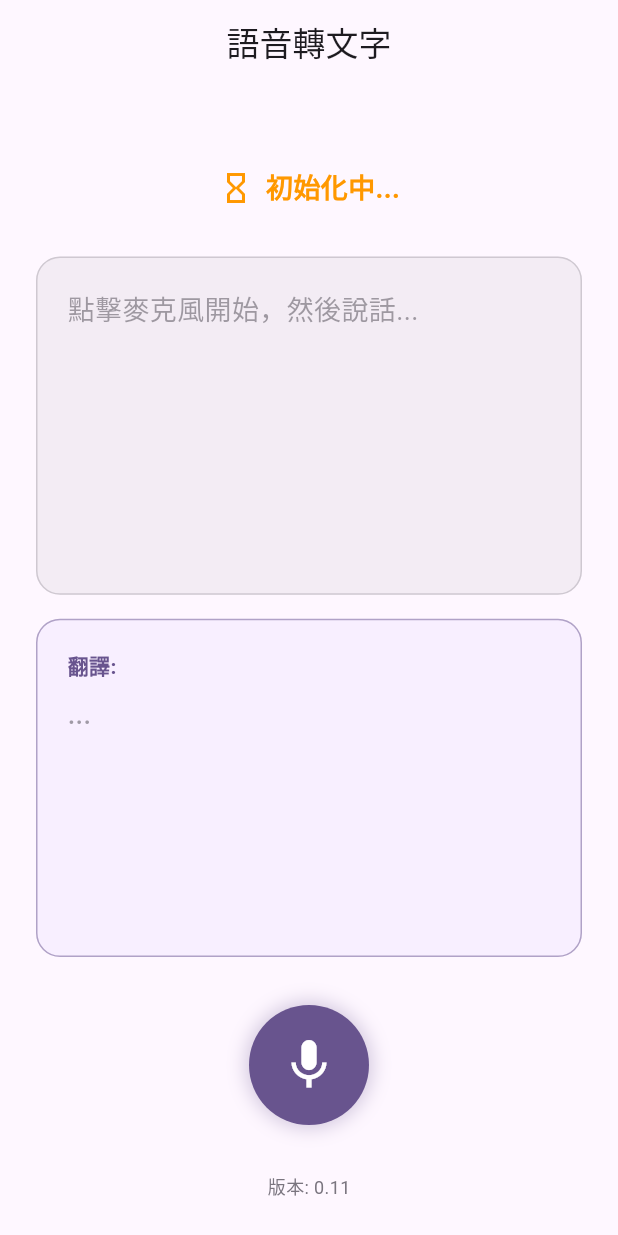
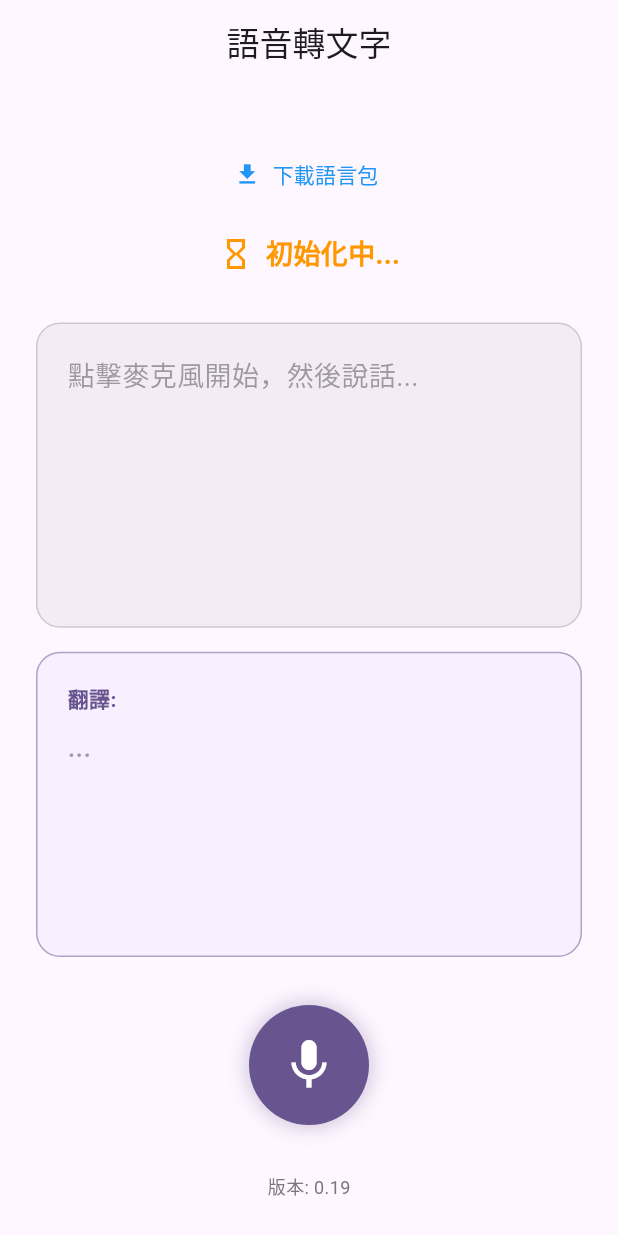
Before and after one commit to brianshih04/flutter_stt_app, a Flutter app: the first screen one second after launch, on a phone screen of 412 x 824 dp. Run offline on Flutter 3.47's test engine with Material 3 defaults, Android fonts, the phone set to English and light mode, and no system bars; our stand-ins replace equatable, flutter_bloc, permission_handler; missing offline and left inert: google_mlkit_translation.

Commit message:
v0.19: Add language pack download button, fix speech recognition language handling

```diff
--- a/lib/bloc/stt_event.dart
+++ b/lib/bloc/stt_event.dart
@@ -51,3 +51,7 @@ class UpdateTranscription extends SttEvent {
   @override
   List<Object?> get props => [text, isFinal];
 }
+
+class OpenLanguageSettings extends SttEvent {
+  const OpenLanguageSettings();
+}
--- a/lib/constants/languages.dart
+++ b/lib/constants/languages.dart
@@ -16,37 +16,37 @@ class Languages {
   static const traditionalChinese = SupportedLanguage(
     code: 'zh-TW',
     displayName: '繁體中文',
-    localeId: 'zh_TW',
+    localeId: 'zh-TW',
   );
 
   static const english = SupportedLanguage(
     code: 'en-US',
     displayName: 'English (US)',
-    localeId: 'en_US',
+    localeId: 'en-US',
   );
 
   static const japanese = SupportedLanguage(
     code: 'ja-JP',
     displayName: '日本語',
-    localeId: 'ja_JP',
+    localeId: 'ja-JP',
   );
 
   static const russian = SupportedLanguage(
     code: 'ru-RU',
     displayName: 'Русский',
-    localeId: 'ru_RU',
+    localeId: 'ru-RU',
   );
 
   static const thai = SupportedLanguage(
     code: 'th-TH',
     displayName: 'ไทย',
-    localeId: 'th_TH',
+    localeId: 'th-TH',
   );
 
   static const indonesian = SupportedLanguage(
     code: 'id-ID',
     displayName: 'Bahasa Indonesia',
-    localeId: 'id_ID',
+    localeId: 'id-ID',
   );
 
   static const List<SupportedLanguage> all = [
--- a/lib/screens/stt_screen.dart
+++ b/lib/screens/stt_screen.dart
@@ -8,7 +8,7 @@ import '../widgets/recording_button.dart';
 import '../constants/languages.dart';
 import 'package:permission_handler/permission_handler.dart';
 
-const String appVersion = '0.11';
+const String appVersion = '0.19';
 
 class SttScreen extends StatefulWidget {
   const SttScreen({super.key});
@@ -108,7 +108,21 @@ class _SttScreenState extends State<SttScreen> {
                       ],
                     ),
 
-                  const SizedBox(height: 32),
+                  const SizedBox(height: 12),
+
+                  // Download Language Pack Button — always visible
+                  TextButton.icon(
+                    onPressed: () {
+                      context.read<SttBloc>().add(const OpenLanguageSettings());
+                    },
+                    icon: const Icon(Icons.download, size: 18),
+                    label: const Text('下載語言包'),
+                    style: TextButton.styleFrom(
+                      foregroundColor: Colors.blue,
+                    ),
+                  ),
+
+                  const SizedBox(height: 16),
 
                   // Status Indicator
                   _buildStatusIndicator(state),
@@ -237,7 +251,9 @@ class _SttScreenState extends State<SttScreen> {
         if (state is SttError || state is SttPermissionDenied)
           Padding(
             padding: const EdgeInsets.only(top: 12.0),
-            child: Row(
+            child: Column(
+              children: [
+                Row(
                   mainAxisAlignment: MainAxisAlignment.center,
                   children: [
                     ElevatedButton.icon(
@@ -263,6 +279,30 @@ class _SttScreenState extends State<SttScreen> {
                         ),
                       ),
                     ],
+                  ],
+                ),
+                if (state is SttError &&
+                    (state.message.contains('language_unavailable') ||
+                        state.message.contains('語言模型未下載') ||
+                        state.message
+                            .contains('error_language_not_supported') ||
+                        state.message.contains('不支援此語言')))
+                  Padding(
+                    padding: const EdgeInsets.only(top: 8.0),
+                    child: ElevatedButton.icon(
+                      onPressed: () {
+                        context
+                            .read<SttBloc>()
+                            .add(const OpenLanguageSettings());
+                      },
+                      icon: const Icon(Icons.download),
+                      label: const Text('下載語言包'),
+                      style: ElevatedButton.styleFrom(
+                        backgroundColor: Colors.blue.withValues(alpha: 0.15),
+                        foregroundColor: Colors.blue,
+                      ),
+                    ),
+                  ),
               ],
             ),
           ),
```
Also changed, not shown: lib/bloc/stt_bloc.dart (+19 -1 lines), lib/services/stt_service.dart (+11 -0 lines), 1 other file. Lines whose indentation alone changed are shown as unchanged.
